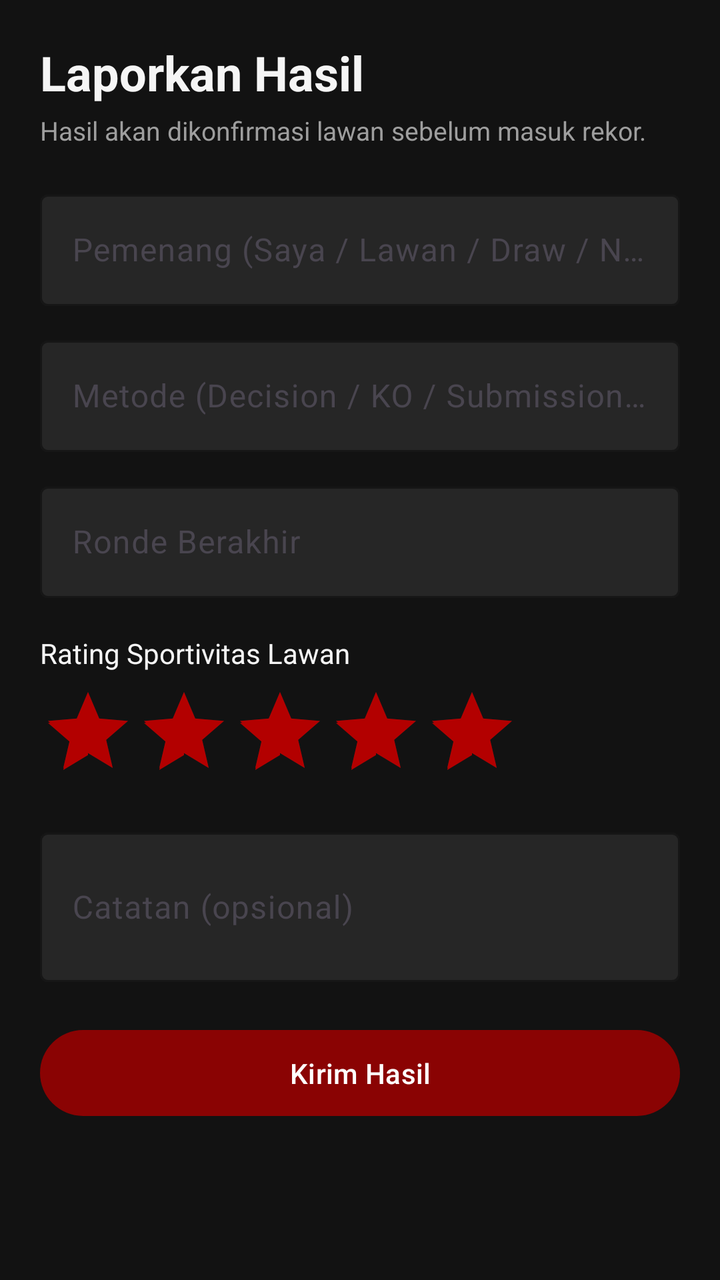
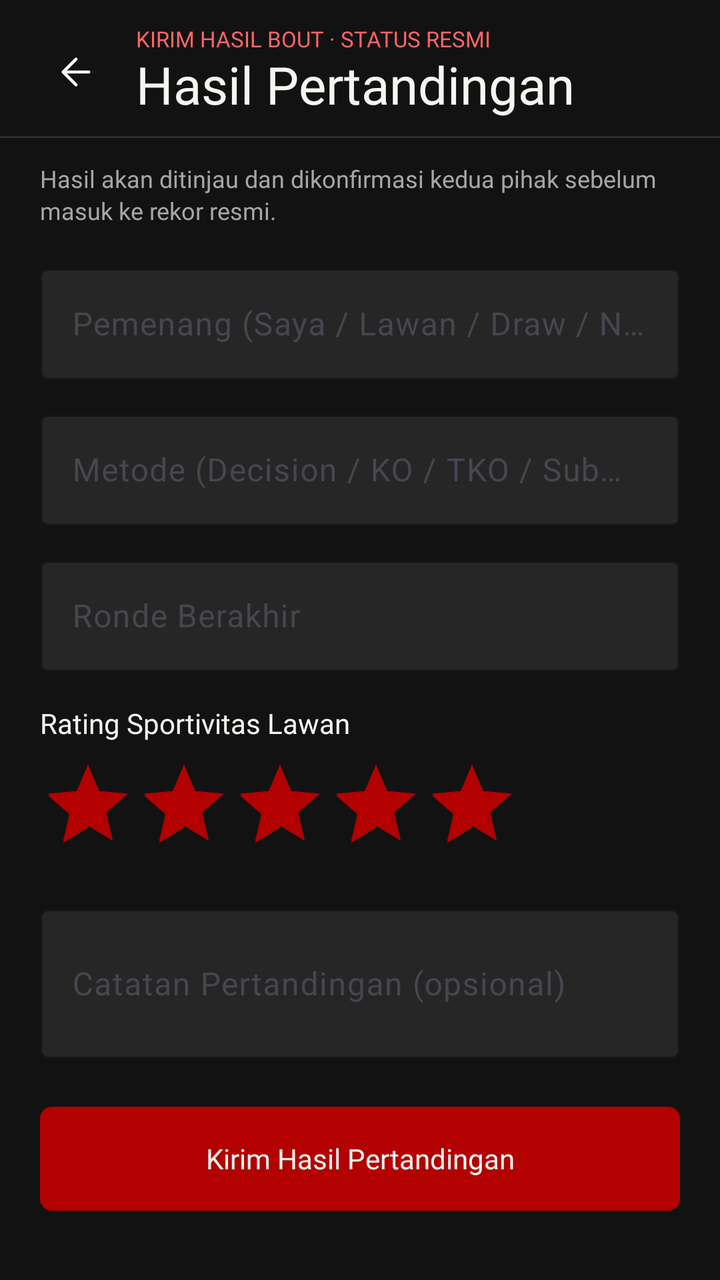

An Android layout rendered at two revisions. The XML below is the earlier revision; the diff shows what the commit changed to produce the second picture.
<!-- AndroidManifest.xml: application theme Theme.BAKUPICAH -->
<!-- res/layout/activity_submit_result.xml -->
<?xml version="1.0" encoding="utf-8"?>
<ScrollView xmlns:android="http://schemas.android.com/apk/res/android"
    xmlns:app="http://schemas.android.com/apk/res-auto"
    android:layout_width="match_parent"
    android:layout_height="match_parent"
    android:background="@color/bp_bg">

    <LinearLayout
        android:layout_width="match_parent"
        android:layout_height="wrap_content"
        android:orientation="vertical"
        android:padding="20dp">

        <TextView
            android:layout_width="wrap_content"
            android:layout_height="wrap_content"
            android:text="@string/submit_result"
            android:textColor="@color/bp_text"
            android:textSize="24sp"
            android:textStyle="bold" />

        <TextView
            android:layout_width="wrap_content"
            android:layout_height="wrap_content"
            android:layout_marginTop="4dp"
            android:text="Hasil akan dikonfirmasi lawan sebelum masuk rekor."
            android:textColor="@color/bp_text_muted"
            android:textSize="13sp" />

        <com.google.android.material.textfield.TextInputLayout
            style="@style/Widget.BP.Field"
            android:layout_width="match_parent"
            android:layout_height="wrap_content"
            android:layout_marginTop="18dp"
            android:hint="Pemenang (Saya / Lawan / Draw / No Contest)">

            <com.google.android.material.textfield.TextInputEditText
                android:id="@+id/etWinner"
                android:layout_width="match_parent"
                android:layout_height="wrap_content"
                android:inputType="text"
                android:textColor="@color/bp_text" />
        </com.google.android.material.textfield.TextInputLayout>

        <com.google.android.material.textfield.TextInputLayout
            style="@style/Widget.BP.Field"
            android:layout_width="match_parent"
            android:layout_height="wrap_content"
            android:layout_marginTop="12dp"
            android:hint="Metode (Decision / KO / Submission / DSQ)">

            <com.google.android.material.textfield.TextInputEditText
                android:id="@+id/etMethod"
                android:layout_width="match_parent"
                android:layout_height="wrap_content"
                android:inputType="text"
                android:textColor="@color/bp_text" />
        </com.google.android.material.textfield.TextInputLayout>

        <com.google.android.material.textfield.TextInputLayout
            style="@style/Widget.BP.Field"
            android:layout_width="match_parent"
            android:layout_height="wrap_content"
            android:layout_marginTop="12dp"
            android:hint="Ronde Berakhir">

            <com.google.android.material.textfield.TextInputEditText
                android:id="@+id/etRound"
                android:layout_width="match_parent"
                android:layout_height="wrap_content"
                android:inputType="number"
                android:textColor="@color/bp_text" />
        </com.google.android.material.textfield.TextInputLayout>

        <TextView
            android:layout_width="wrap_content"
            android:layout_height="wrap_content"
            android:layout_marginTop="18dp"
            android:text="Rating Sportivitas Lawan"
            android:textColor="@color/bp_text"
            android:textSize="14sp" />

        <RatingBar
            android:id="@+id/ratingBar"
            android:layout_width="wrap_content"
            android:layout_height="wrap_content"
            android:layout_marginTop="6dp"
            android:numStars="5"
            android:rating="5"
            android:stepSize="1" />

        <com.google.android.material.textfield.TextInputLayout
            style="@style/Widget.BP.Field"
            android:layout_width="match_parent"
            android:layout_height="wrap_content"
            android:layout_marginTop="12dp"
            android:hint="Catatan (opsional)">

            <com.google.android.material.textfield.TextInputEditText
                android:id="@+id/etNotes"
                android:layout_width="match_parent"
                android:layout_height="wrap_content"
                android:inputType="textMultiLine"
                android:minLines="2"
                android:textColor="@color/bp_text" />
        </com.google.android.material.textfield.TextInputLayout>

        <com.google.android.material.button.MaterialButton
            android:id="@+id/btnSubmit"
            style="@style/Widget.BP.Button"
            android:layout_width="match_parent"
            android:layout_height="wrap_content"
            android:layout_marginTop="20dp"
            android:text="Kirim Hasil" />
    </LinearLayout>
</ScrollView>
<!-- resources referenced by this layout -->
<resources>
  <color name="bp_bg">#FF121212</color>
  <color name="bp_text">#FFF5F5F5</color>
  <string name="submit_result">Laporkan Hasil</string>
  <style name="Widget.BP.Button" parent="Widget.Material3.Button">
          <item name="android:textAllCaps">false</item>
          <item name="backgroundTint">@color/bp_blood</item>
          <item name="cornerRadius">28dp</item>
          <item name="android:paddingTop">12dp</item>
          <item name="android:paddingBottom">12dp</item>
      </style>
  <color name="bp_blood">#FF8A0303</color>
  <color name="bp_border">#FF2E2E2E</color>
  <color name="bp_white">#FFFFFFFF</color>
  <color name="bp_danger">#FFB30000</color>
  <!-- unchanged entries left out for length: 6 -->
</resources>

<!-- the commit's change to res/layout/activity_submit_result.xml (unified diff, before → after) -->
@@ -1,116 +1,176 @@
 <?xml version="1.0" encoding="utf-8"?>
-<ScrollView xmlns:android="http://schemas.android.com/apk/res/android"
+<LinearLayout xmlns:android="http://schemas.android.com/apk/res/android"
     xmlns:app="http://schemas.android.com/apk/res-auto"
     android:layout_width="match_parent"
     android:layout_height="match_parent"
-    android:background="@color/bp_bg">
+    android:background="@color/bp_bg"
+    android:orientation="vertical">
 
+    
     <LinearLayout
         android:layout_width="match_parent"
         android:layout_height="wrap_content"
-        android:orientation="vertical"
-        android:padding="20dp">
+        android:minHeight="68dp"
+        android:gravity="center_vertical"
+        android:orientation="horizontal"
+        android:paddingStart="16dp"
+        android:paddingTop="12dp"
+        android:paddingEnd="16dp"
+        android:paddingBottom="8dp">
 
-        <TextView
-            android:layout_width="wrap_content"
+        <androidx.appcompat.widget.AppCompatImageButton
+            android:id="@+id/btnBackResult"
+            android:layout_width="44dp"
+            android:layout_height="44dp"
+            android:background="?attr/selectableItemBackgroundBorderless"
+            android:contentDescription="Kembali"
+            android:padding="11dp"
+            android:scaleType="fitCenter"
+            app:srcCompat="@drawable/bp_login_arrow_left" />
+
+        <LinearLayout
+            android:layout_width="0dp"
             android:layout_height="wrap_content"
-            android:text="@string/submit_result"
-            android:textColor="@color/bp_text"
-            android:textSize="24sp"
-            android:textStyle="bold" />
+            android:layout_marginStart="8dp"
+            android:layout_weight="1"
+            android:orientation="vertical">
 
-        <TextView
-            android:layout_width="wrap_content"
-            android:layout_height="wrap_content"
-            android:layout_marginTop="4dp"
-            android:text="Hasil akan dikonfirmasi lawan sebelum masuk rekor."
-            android:textColor="@color/bp_text_muted"
-            android:textSize="13sp" />
+            <com.google.android.material.textview.MaterialTextView
+                style="@style/TextAppearance.BP.Login.Label"
+                android:layout_width="wrap_content"
+                android:layout_height="wrap_content"
+                android:text="KIRIM HASIL BOUT · STATUS RESMI"
+                android:textColor="@color/bp_login_accent"
+                android:textSize="11sp"
+                app:fontFamily="@font/inter_bold" />
 
-        <com.google.android.material.textfield.TextInputLayout
-            style="@style/Widget.BP.Field"
+            <com.google.android.material.textview.MaterialTextView
+                style="@style/TextAppearance.BP.Login.Title"
+                android:layout_width="wrap_content"
+                android:layout_height="wrap_content"
+                android:layout_marginTop="2dp"
+                android:text="Hasil Pertandingan"
+                android:textSize="26sp"
+                app:lineHeight="28sp" />
+        </LinearLayout>
+    </LinearLayout>
+
+    <View
+        android:layout_width="match_parent"
+        android:layout_height="1dp"
+        android:background="@color/bp_border" />
+
+    <ScrollView
+        android:layout_width="match_parent"
+        android:layout_height="0dp"
+        android:layout_weight="1"
+        android:clipToPadding="false"
+        android:fillViewport="true"
+        android:scrollbars="none">
+
+        <LinearLayout
             android:layout_width="match_parent"
             android:layout_height="wrap_content"
-            android:layout_marginTop="18dp"
-            android:hint="Pemenang (Saya / Lawan / Draw / No Contest)">
+            android:orientation="vertical"
+            android:paddingStart="20dp"
+            android:paddingTop="14dp"
+            android:paddingEnd="20dp"
+            android:paddingBottom="32dp">
 
-            <com.google.android.material.textfield.TextInputEditText
-                android:id="@+id/etWinner"
+            <com.google.android.material.textview.MaterialTextView
+                style="@style/TextAppearance.BP.Login.Small"
                 android:layout_width="match_parent"
                 android:layout_height="wrap_content"
-                android:inputType="text"
-                android:textColor="@color/bp_text" />
-        </com.google.android.material.textfield.TextInputLayout>
+                android:text="Hasil akan ditinjau dan dikonfirmasi kedua pihak sebelum masuk ke rekor resmi."
+                android:textColor="@color/bp_login_muted"
+                android:textSize="12sp"
+                app:lineHeight="16sp" />
 
-        <com.google.android.material.textfield.TextInputLayout
-            style="@style/Widget.BP.Field"
-            android:layout_width="match_parent"
-            android:layout_height="wrap_content"
-            android:layout_marginTop="12dp"
-            android:hint="Metode (Decision / KO / Submission / DSQ)">
-
-            <com.google.android.material.textfield.TextInputEditText
-                android:id="@+id/etMethod"
+            <com.google.android.material.textfield.TextInputLayout
+                style="@style/Widget.BP.Field"
                 android:layout_width="match_parent"
                 android:layout_height="wrap_content"
-                android:inputType="text"
-                android:textColor="@color/bp_text" />
-        </com.google.android.material.textfield.TextInputLayout>
+                android:layout_marginTop="16dp"
+                android:hint="Pemenang (Saya / Lawan / Draw / No Contest)">
 
-        <com.google.android.material.textfield.TextInputLayout
-            style="@style/Widget.BP.Field"
-            android:layout_width="match_parent"
-            android:layout_height="wrap_content"
-            android:layout_marginTop="12dp"
-            android:hint="Ronde Berakhir">
+                <com.google.android.material.textfield.TextInputEditText
+                    android:id="@+id/etWinner"
+                    android:layout_width="match_parent"
+                    android:layout_height="wrap_content"
+                    android:inputType="text"
+                    android:textColor="@color/bp_login_text" />
+            </com.google.android.material.textfield.TextInputLayout>
 
-            <com.google.android.material.textfield.TextInputEditText
-                android:id="@+id/etRound"
+            <com.google.android.material.textfield.TextInputLayout
+                style="@style/Widget.BP.Field"
                 android:layout_width="match_parent"
                 android:layout_height="wrap_content"
-                android:inputType="number"
-                android:textColor="@color/bp_text" />
-        </com.google.android.material.textfield.TextInputLayout>
+                android:layout_marginTop="12dp"
+                android:hint="Metode (Decision / KO / TKO / Submission / DSQ)">
 
-        <TextView
-            android:layout_width="wrap_content"
-            android:layout_height="wrap_content"
-            android:layout_marginTop="18dp"
-            android:text="Rating Sportivitas Lawan"
-            android:textColor="@color/bp_text"
-            android:textSize="14sp" />
+                <com.google.android.material.textfield.TextInputEditText
+                    android:id="@+id/etMethod"
+                    android:layout_width="match_parent"
+                    android:layout_height="wrap_content"
+                    android:inputType="text"
+                    android:textColor="@color/bp_login_text" />
+            </com.google.android.material.textfield.TextInputLayout>
 
-        <RatingBar
-            android:id="@+id/ratingBar"
-            android:layout_width="wrap_content"
-            android:layout_height="wrap_content"
-            android:layout_marginTop="6dp"
-            android:numStars="5"
-            android:rating="5"
-            android:stepSize="1" />
-
-        <com.google.android.material.textfield.TextInputLayout
-            style="@style/Widget.BP.Field"
-            android:layout_width="match_parent"
-            android:layout_height="wrap_content"
-            android:layout_marginTop="12dp"
-            android:hint="Catatan (opsional)">
-
-            <com.google.android.material.textfield.TextInputEditText
-                android:id="@+id/etNotes"
+            <com.google.android.material.textfield.TextInputLayout
+                style="@style/Widget.BP.Field"
                 android:layout_width="match_parent"
                 android:layout_height="wrap_content"
-                android:inputType="textMultiLine"
-                android:minLines="2"
-                android:textColor="@color/bp_text" />
-        </com.google.android.material.textfield.TextInputLayout>
+                android:layout_marginTop="12dp"
+                android:hint="Ronde Berakhir">
 
-        <com.google.android.material.button.MaterialButton
-            android:id="@+id/btnSubmit"
-            style="@style/Widget.BP.Button"
-            android:layout_width="match_parent"
-            android:layout_height="wrap_content"
-            android:layout_marginTop="20dp"
-            android:text="Kirim Hasil" />
-    </LinearLayout>
-</ScrollView>
+                <com.google.android.material.textfield.TextInputEditText
+                    android:id="@+id/etRound"
+                    android:layout_width="match_parent"
+                    android:layout_height="wrap_content"
+                    android:inputType="number"
+                    android:textColor="@color/bp_login_text" />
+            </com.google.android.material.textfield.TextInputLayout>
+
+            <com.google.android.material.textview.MaterialTextView
+                style="@style/TextAppearance.BP.Login.Body"
+                android:layout_width="wrap_content"
+                android:layout_height="wrap_content"
+                android:layout_marginTop="18dp"
+                android:text="Rating Sportivitas Lawan"
+                app:fontFamily="@font/inter_semibold" />
+
+            <RatingBar
+                android:id="@+id/ratingBar"
+                android:layout_width="wrap_content"
+                android:layout_height="wrap_content"
+                android:layout_marginTop="8dp"
+                android:numStars="5"
+                android:rating="5"
+                android:stepSize="1" />
+
+            <com.google.android.material.textfield.TextInputLayout
+                style="@style/Widget.BP.Field"
+                android:layout_width="match_parent"
+                android:layout_height="wrap_content"
+                android:layout_marginTop="14dp"
+                android:hint="Catatan Pertandingan (opsional)">
+
+                <com.google.android.material.textfield.TextInputEditText
+                    android:id="@+id/etNotes"
+                    android:layout_width="match_parent"
+                    android:layout_height="wrap_content"
+                    android:inputType="textMultiLine"
+                    android:minLines="2"
+                    android:textColor="@color/bp_login_text" />
+            </com.google.android.material.textfield.TextInputLayout>
+
+            <com.google.android.material.button.MaterialButton
+                android:id="@+id/btnSubmit"
+                style="@style/Widget.BP.Login.Button"
+                android:layout_width="match_parent"
+                android:layout_height="52dp"
+                android:layout_marginTop="24dp"
+                android:text="Kirim Hasil Pertandingan" />
+        </LinearLayout>
+    </ScrollView>
+</LinearLayout>
<!-- resource entries referenced after the edit -->
@@ -2,16 +2,80 @@
 <resources>
   <color name="bp_bg">#FF121212</color>
   <color name="bp_text">#FFF5F5F5</color>
-  <string name="submit_result">Laporkan Hasil</string>
-  <style name="Widget.BP.Button" parent="Widget.Material3.Button">
-          <item name="android:textAllCaps">false</item>
-          <item name="backgroundTint">@color/bp_blood</item>
-          <item name="cornerRadius">28dp</item>
-          <item name="android:paddingTop">12dp</item>
-          <item name="android:paddingBottom">12dp</item>
-      </style>
   <color name="bp_blood">#FF8A0303</color>
   <color name="bp_border">#FF2E2E2E</color>
+  <color name="bp_login_accent">#FF6666</color>
+  <color name="bp_login_muted">#A6A6A6</color>
+  <color name="bp_login_text">#F7F5F1</color>
+  <!-- drawable bp_login_arrow_left (drawable) -->
+  <?xml version="1.0" encoding="utf-8"?>
+  <vector xmlns:android="http://schemas.android.com/apk/res/android"
+      android:width="24dp"
+      android:height="24dp"
+      android:viewportWidth="24"
+      android:viewportHeight="24">
+      <path
+          android:fillColor="@android:color/transparent"
+          android:strokeColor="@color/bp_login_text"
+          android:strokeWidth="1.7"
+          android:strokeLineCap="round"
+          android:strokeLineJoin="round"
+          android:pathData="M19,12H5M12,5L5,12L12,19" />
+  </vector>
+  <style name="TextAppearance.BP.Login.Body" parent="TextAppearance.Material3.BodyMedium">
+          <item name="fontFamily">@font/inter_regular</item>
+          <item name="android:fontFamily">@font/inter_regular</item>
+          <item name="android:textSize">14sp</item>
+          <item name="android:textColor">@color/bp_login_text</item>
+          <item name="android:includeFontPadding">false</item>
+          <item name="android:letterSpacing">0</item>
+      </style>
+  <style name="TextAppearance.BP.Login.Label" parent="TextAppearance.BP.Login.Body">
+          <item name="fontFamily">@font/inter_medium</item>
+          <item name="android:fontFamily">@font/inter_medium</item>
+          <item name="android:textSize">12sp</item>
+          <item name="android:textColor">@color/bp_login_muted</item>
+      </style>
+  <style name="TextAppearance.BP.Login.Small" parent="TextAppearance.BP.Login.Body">
+          <item name="android:textSize">12sp</item>
+          <item name="android:textColor">@color/bp_login_muted</item>
+      </style>
+  <style name="TextAppearance.BP.Login.Title" parent="TextAppearance.BP.Login.Display">
+          <item name="android:textSize">28sp</item>
+      </style>
+  <style name="Widget.BP.Login.Button" parent="Widget.Material3.Button">
+          <item name="fontFamily">@font/inter_bold</item>
+          <item name="android:fontFamily">@font/inter_bold</item>
+          <item name="android:textSize">14sp</item>
+          <item name="android:letterSpacing">0</item>
+          <item name="android:textAllCaps">false</item>
+          <item name="cornerRadius">6dp</item>
+          <item name="backgroundTint">@color/bp_login_button_background</item>
+          <item name="android:textColor">@color/bp_login_button_foreground</item>
+          <item name="android:insetTop">0dp</item>
+          <item name="android:insetBottom">0dp</item>
+          <item name="android:minHeight">52dp</item>
+          <item name="android:elevation">0dp</item>
+          <item name="android:stateListAnimator">@null</item>
+          <item name="android:paddingLeft">16dp</item>
+          <item name="android:paddingRight">16dp</item>
+          <item name="android:paddingStart">16dp</item>
+          <item name="android:paddingEnd">16dp</item>
+          <item name="android:paddingTop">0dp</item>
+          <item name="android:paddingBottom">0dp</item>
+          <item name="iconSize">20dp</item>
+          <item name="iconPadding">10dp</item>
+          <item name="iconTint">@color/bp_login_button_foreground</item>
+      </style>
+  <style name="TextAppearance.BP.Login.Display" parent="TextAppearance.Material3.DisplaySmall">
+          <item name="fontFamily">@font/barlow_condensed_bold</item>
+          <item name="android:fontFamily">@font/barlow_condensed_bold</item>
+          <item name="android:textSize">42sp</item>
+          <item name="android:textColor">@color/bp_login_text</item>
+          <item name="android:lineSpacingExtra">0dp</item>
+          <item name="android:includeFontPadding">false</item>
+          <item name="android:letterSpacing">0</item>
+      </style>
   <color name="bp_white">#FFFFFFFF</color>
   <color name="bp_danger">#FFB30000</color>
   <!-- unchanged entries left out for length: 6 -->
